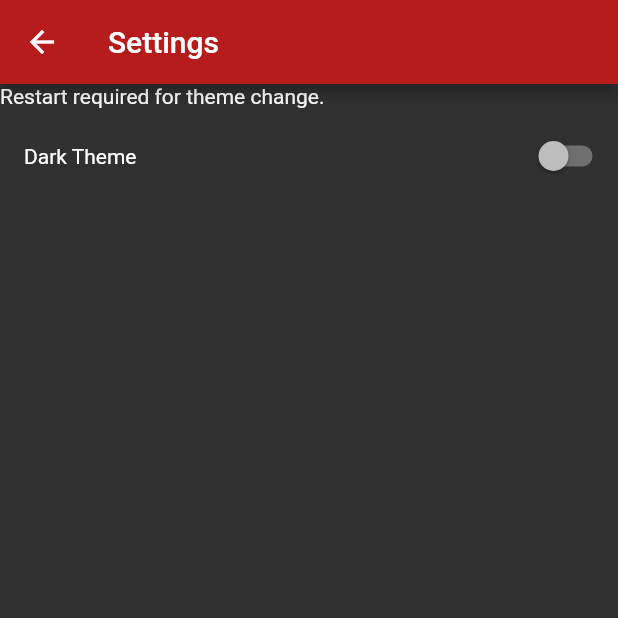
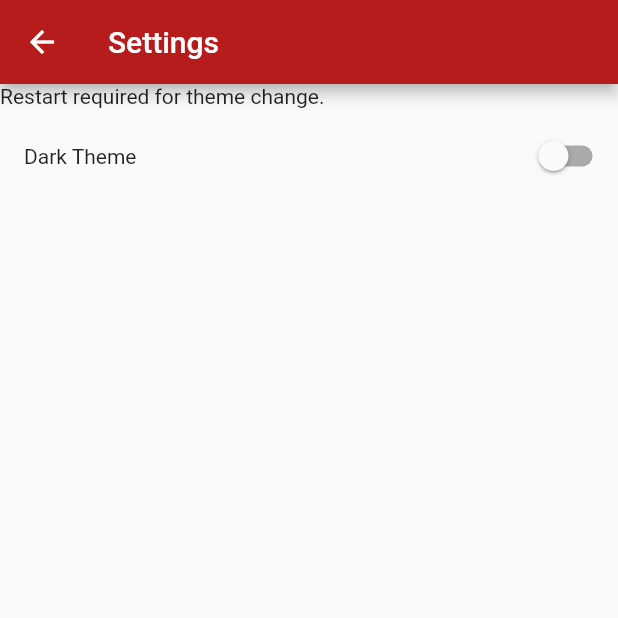
Before and after one commit to sebkoller/lobster-app, a Flutter app: the screen it shows after launch, in the side drawer, after a tap on "Settings", on a phone screen of 412 x 824 dp, the top half of it. Run offline on Flutter 3.47's test engine with Material 2 defaults, Android fonts, the phone set to English and light mode, and no system bars; our stand-ins replace dynamic_theme, flutter_slidable, shared_preferences; missing offline and left inert: flutter_html_view; network calls fail.

Commit message:
dark theme

```diff
--- a/lib/main.dart
+++ b/lib/main.dart
@@ -5,31 +5,38 @@ import 'package:flutter/material.dart';
 import 'package:http/http.dart' as http;
 import 'package:lobsters_app/comments.dart';
 import 'package:lobsters_app/settings.dart';
-import 'package:lobsters_app/themes.dart';
-import 'package:shared_preferences/shared_preferences.dart';
 import 'package:url_launcher/url_launcher.dart';
 import 'package:lobsters_app/api.dart';
 import 'package:flutter_slidable/flutter_slidable.dart';
+import 'package:dynamic_theme/dynamic_theme.dart';
 
 void main() => runApp(new LobstersApp());
 
-class LobstersApp extends StatelessWidget {
+class LobstersApp extends StatefulWidget {
   // This widget is the root of your application.
-  ThemeData currentTheme = darkTheme();
+  @override
+  LobstersAppState createState() {
+    return new LobstersAppState();
+  }
+}
 
-  Future getCurrentTheme() async {
-    SharedPreferences prefs = await SharedPreferences.getInstance();
-    bool darkMode = prefs.getBool("usr_darkMode") ?? false;
-    setState() { currentTheme = darkMode ? darkTheme() : lightTheme(); }
-  }
+class LobstersAppState extends State<LobstersApp> {
 
   @override
   Widget build(BuildContext context) {
-    getCurrentTheme();
-    return new MaterialApp(
-      title: 'Lobste.rs App',
-      theme: currentTheme,
-      home: new MyHomePage(title: 'Lobste.rs App'),
+    return DynamicTheme(
+        defaultBrightness: Brightness.light,
+        data: (brightness) => new ThemeData(
+          primaryColor: Colors.red[900],
+          accentColor: Colors.red[500],
+          brightness: brightness,
+        ),
+        themedWidgetBuilder: (context, theme) { return new MaterialApp(
+          title: 'Lobste.rs App',
+          theme: theme,
+          home: new MyHomePage(title: 'Lobste.rs App'),
+        );
+      }
     );
   }
 }
--- a/lib/settings.dart
+++ b/lib/settings.dart
@@ -1,5 +1,6 @@
 import 'dart:async';
 
+import 'package:dynamic_theme/dynamic_theme.dart';
 import 'package:flutter/material.dart';
 import 'package:shared_preferences/shared_preferences.dart';
 
@@ -33,9 +34,8 @@ class _SettingsPageState extends State<SettingsPage> {
             return ListView(
               children: <Widget>[
                 Text("Restart required for theme change."),
-                _BooleanItem("Dark Theme", snapshot.data.darkMode, (bool value) {
-                  setSettings("usr_darkMode", value);
-                  setState() { Theme.of(context).copyWith(backgroundColor: Colors.black,); }
+                _BooleanItem("Dark Theme", Theme.of(context).brightness == Brightness.dark, (bool value) {
+                  DynamicTheme.of(context).setBrightness(value ? Brightness.dark : Brightness.light);
                 }),
               ],
             );
--- a/lib/themes.dart
+++ /dev/null
@@ -1,17 +0,0 @@
-import 'package:flutter/material.dart';
-
-ThemeData darkTheme() {
-  return ThemeData(
-    brightness: Brightness.dark,
-    primaryColor: Colors.red[900],
-    accentColor: Colors.red[500],
-  );
-}
-
-ThemeData lightTheme() {
-  return ThemeData(
-    brightness: Brightness.light,
-    primaryColor: Colors.red[500],
-    accentColor: Colors.red[200],
-  );
-}
--- a/pubspec.yaml
+++ b/pubspec.yaml
@@ -18,6 +18,9 @@ dependencies:
   flutter_html_view: 0.5.7
   flutter_slidable: "^0.4.4"
   shared_preferences: 0.4.2
+  dynamic_theme:
+    git:
+      url: git://github.com/Norbert515/dynamic_theme.git
   flutter:
     sdk: flutter
 
```
Also changed, not shown: pubspec.lock.
